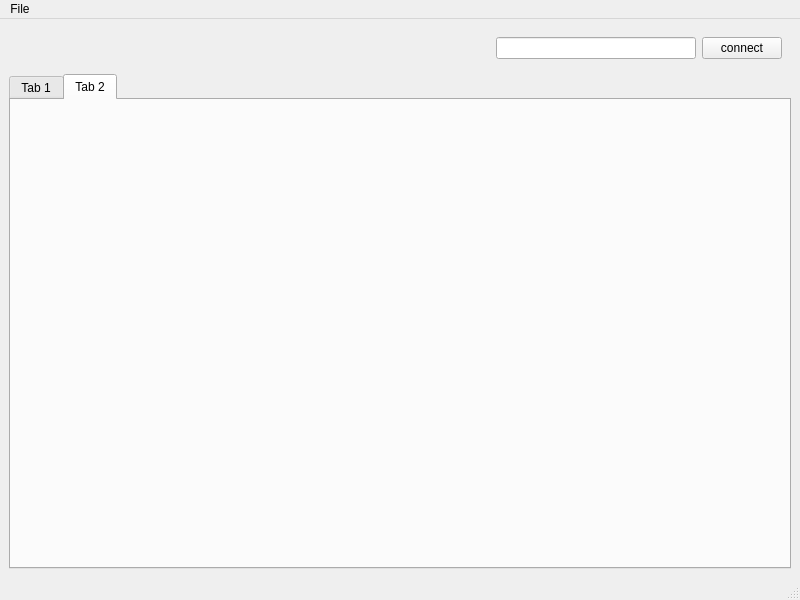
Above: lib/view/mainwindow/mainwindow.ui from BigCubeCat/bacon before the change. Below: the same form after it.
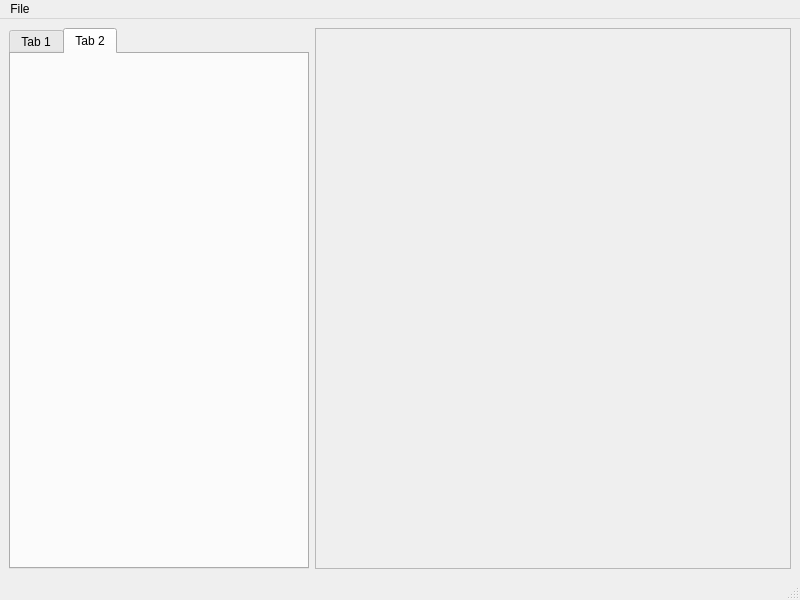
That is the form after the change. The open tabs and pages were chosen to show the change. Icons and pictures are not drawn.

```diff
--- a/lib/view/mainwindow/mainwindow.ui
+++ b/lib/view/mainwindow/mainwindow.ui
@@ -18,59 +18,22 @@
     <normaloff>:/assets/assets/icon.png</normaloff>:/assets/assets/icon.png</iconset>
   </property>
   <widget class="QWidget" name="centralwidget">
-   <layout class="QVBoxLayout" name="verticalLayout">
-    <item>
-     <layout class="QHBoxLayout" name="horizontalLayout_2">
-      <item>
-       <widget class="QLabel" name="statusLabel">
-        <property name="sizePolicy">
-         <sizepolicy hsizetype="Minimum" vsizetype="Preferred">
-          <horstretch>0</horstretch>
-          <verstretch>0</verstretch>
-         </sizepolicy>
-        </property>
-        <property name="text">
-         <string/>
-        </property>
-       </widget>
-      </item>
-      <item>
-       <widget class="QWidget" name="horizontalWidget" native="true">
-        <property name="sizePolicy">
-         <sizepolicy hsizetype="Maximum" vsizetype="Preferred">
-          <horstretch>0</horstretch>
-          <verstretch>0</verstretch>
-         </sizepolicy>
-        </property>
-        <layout class="QHBoxLayout" name="horizontalLayout">
-         <item>
-          <widget class="QLineEdit" name="lineEdit">
-           <property name="minimumSize">
-            <size>
-             <width>200</width>
-             <height>0</height>
-            </size>
-           </property>
-          </widget>
-         </item>
-         <item>
-          <widget class="QPushButton" name="connectButton">
-           <property name="text">
-            <string>connect</string>
-           </property>
-          </widget>
-         </item>
-        </layout>
-       </widget>
-      </item>
-     </layout>
-    </item>
+   <layout class="QHBoxLayout" name="horizontalLayout_2">
     <item>
      <widget class="QTabWidget" name="tabWidget">
-      <property name="currentIndex">
-       <number>1</number>
+      <property name="minimumSize">
+       <size>
+        <width>300</width>
+        <height>0</height>
+       </size>
       </property>
-      <widget class="QWidget" name="tabBeacon">
+      <property name="maximumSize">
+       <size>
+        <width>300</width>
+        <height>16777215</height>
+       </size>
+      </property>
+      <widget class="QWidget" name="tab">
        <attribute name="title">
         <string>Tab 1</string>
        </attribute>
@@ -82,6 +45,27 @@
       </widget>
      </widget>
     </item>
+    <item>
+     <layout class="QVBoxLayout" name="verticalLayout">
+      <item>
+       <widget class="QScrollArea" name="scrollArea">
+        <property name="widgetResizable">
+         <bool>true</bool>
+        </property>
+        <widget class="QWidget" name="scrollAreaWidgetContents">
+         <property name="geometry">
+          <rect>
+           <x>0</x>
+           <y>0</y>
+           <width>472</width>
+           <height>532</height>
+          </rect>
+         </property>
+        </widget>
+       </widget>
+      </item>
+     </layout>
+    </item>
    </layout>
   </widget>
   <widget class="QMenuBar" name="menubar">
```
